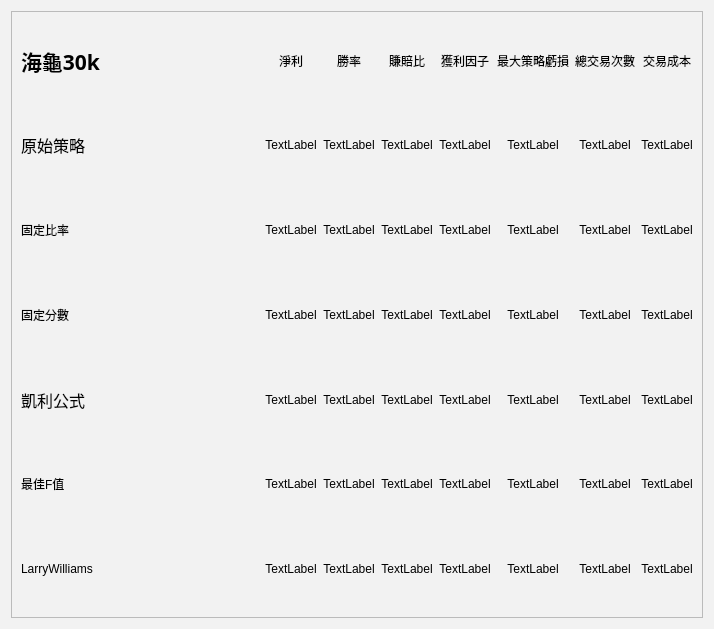
The window that Read_txt_UI.ui (allen93075/Winner) describes before a commit, drawn with Qt 5.
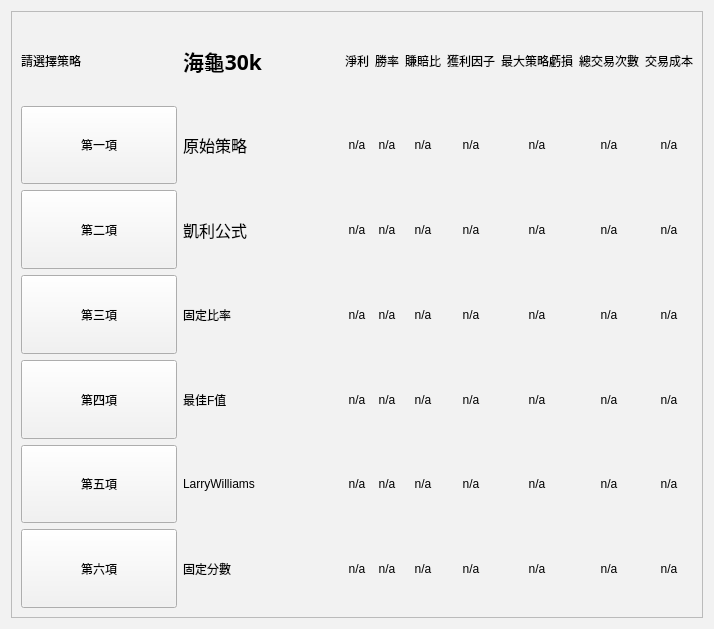
The same window after the commit.

Patch:
```diff
--- a/Read_txt_UI.ui
+++ b/Read_txt_UI.ui
@@ -38,80 +38,7 @@
       <enum>QFrame::Raised</enum>
      </property>
      <layout class="QGridLayout" name="gridLayout">
-      <item row="0" column="0">
-       <layout class="QVBoxLayout" name="verticalLayout">
-        <item>
-         <widget class="QLabel" name="title">
-          <property name="font">
-           <font>
-            <family>微軟正黑體</family>
-            <pointsize>16</pointsize>
-            <weight>75</weight>
-            <bold>true</bold>
-           </font>
-          </property>
-          <property name="text">
-           <string>海龜30k</string>
-          </property>
-         </widget>
-        </item>
-        <item>
-         <widget class="QLabel" name="label_9">
-          <property name="font">
-           <font>
-            <family>微軟正黑體</family>
-            <pointsize>12</pointsize>
-           </font>
-          </property>
-          <property name="text">
-           <string>原始策略</string>
-          </property>
-         </widget>
-        </item>
-        <item>
-         <widget class="QLabel" name="label_18">
-          <property name="text">
-           <string>固定比率</string>
-          </property>
-         </widget>
-        </item>
-        <item>
-         <widget class="QLabel" name="label_8">
-          <property name="text">
-           <string>固定分數</string>
-          </property>
-         </widget>
-        </item>
-        <item>
-         <widget class="QLabel" name="label_10">
-          <property name="font">
-           <font>
-            <family>微軟正黑體</family>
-            <pointsize>12</pointsize>
-           </font>
-          </property>
-          <property name="text">
-           <string>凱利公式</string>
-          </property>
-         </widget>
-        </item>
-        <item>
-         <widget class="QLabel" name="label_19">
-          <property name="text">
-           <string>最佳F值</string>
-          </property>
-         </widget>
-        </item>
-        <item>
-         <widget class="QLabel" name="label_20">
-          <property name="text">
-           <string>LarryWilliams</string>
-          </property>
-         </widget>
-        </item>
-       </layout>
-      </item>
-      <item row="0" column="1">
+      <item row="0" column="2">
        <layout class="QHBoxLayout" name="horizontalLayout_2">
         <item>
          <layout class="QVBoxLayout" name="verticalLayout_3">
@@ -128,27 +55,7 @@
           <item>
            <widget class="QLabel" name="origin1">
             <property name="text">
-             <string>TextLabel</string>
-            </property>
-            <property name="alignment">
-             <set>Qt::AlignCenter</set>
-            </property>
-           </widget>
-          </item>
-          <item>
-           <widget class="QLabel" name="fixratio1">
-            <property name="text">
-             <string>TextLabel</string>
-            </property>
-            <property name="alignment">
-             <set>Qt::AlignCenter</set>
-            </property>
-           </widget>
-          </item>
-          <item>
-           <widget class="QLabel" name="fixfraction1">
-            <property name="text">
-             <string>TextLabel</string>
+             <string>n/a</string>
             </property>
             <property name="alignment">
              <set>Qt::AlignCenter</set>
@@ -158,7 +65,17 @@
           <item>
            <widget class="QLabel" name="kelly1">
             <property name="text">
-             <string>TextLabel</string>
+             <string>n/a</string>
+            </property>
+            <property name="alignment">
+             <set>Qt::AlignCenter</set>
+            </property>
+           </widget>
+          </item>
+          <item>
+           <widget class="QLabel" name="fixratio1">
+            <property name="text">
+             <string>n/a</string>
             </property>
             <property name="alignment">
              <set>Qt::AlignCenter</set>
@@ -168,7 +85,7 @@
           <item>
            <widget class="QLabel" name="optimal1">
             <property name="text">
-             <string>TextLabel</string>
+             <string>n/a</string>
             </property>
             <property name="alignment">
              <set>Qt::AlignCenter</set>
@@ -178,7 +95,17 @@
           <item>
            <widget class="QLabel" name="william1">
             <property name="text">
-             <string>TextLabel</string>
+             <string>n/a</string>
+            </property>
+            <property name="alignment">
+             <set>Qt::AlignCenter</set>
+            </property>
+           </widget>
+          </item>
+          <item>
+           <widget class="QLabel" name="fixfraction1">
+            <property name="text">
+             <string>n/a</string>
             </property>
             <property name="alignment">
              <set>Qt::AlignCenter</set>
@@ -202,27 +129,7 @@
           <item>
            <widget class="QLabel" name="origin2">
             <property name="text">
-             <string>TextLabel</string>
-            </property>
-            <property name="alignment">
-             <set>Qt::AlignCenter</set>
-            </property>
-           </widget>
-          </item>
-          <item>
-           <widget class="QLabel" name="fixratio2">
-            <property name="text">
-             <string>TextLabel</string>
-            </property>
-            <property name="alignment">
-             <set>Qt::AlignCenter</set>
-            </property>
-           </widget>
-          </item>
-          <item>
-           <widget class="QLabel" name="fixfraction2">
-            <property name="text">
-             <string>TextLabel</string>
+             <string>n/a</string>
             </property>
             <property name="alignment">
              <set>Qt::AlignCenter</set>
@@ -232,7 +139,17 @@
           <item>
            <widget class="QLabel" name="kelly2">
             <property name="text">
-             <string>TextLabel</string>
+             <string>n/a</string>
+            </property>
+            <property name="alignment">
+             <set>Qt::AlignCenter</set>
+            </property>
+           </widget>
+          </item>
+          <item>
+           <widget class="QLabel" name="fixratio2">
+            <property name="text">
+             <string>n/a</string>
             </property>
             <property name="alignment">
              <set>Qt::AlignCenter</set>
@@ -242,7 +159,7 @@
           <item>
            <widget class="QLabel" name="optimal2">
             <property name="text">
-             <string>TextLabel</string>
+             <string>n/a</string>
             </property>
             <property name="alignment">
              <set>Qt::AlignCenter</set>
@@ -252,7 +169,17 @@
           <item>
            <widget class="QLabel" name="william2">
             <property name="text">
-             <string>TextLabel</string>
+             <string>n/a</string>
+            </property>
+            <property name="alignment">
+             <set>Qt::AlignCenter</set>
+            </property>
+           </widget>
+          </item>
+          <item>
+           <widget class="QLabel" name="fixfraction2">
+            <property name="text">
+             <string>n/a</string>
             </property>
             <property name="alignment">
              <set>Qt::AlignCenter</set>
@@ -276,27 +203,7 @@
           <item>
            <widget class="QLabel" name="origin3">
             <property name="text">
-             <string>TextLabel</string>
-            </property>
-            <property name="alignment">
-             <set>Qt::AlignCenter</set>
-            </property>
-           </widget>
-          </item>
-          <item>
-           <widget class="QLabel" name="fixratio3">
-            <property name="text">
-             <string>TextLabel</string>
-            </property>
-            <property name="alignment">
-             <set>Qt::AlignCenter</set>
-            </property>
-           </widget>
-          </item>
-          <item>
-           <widget class="QLabel" name="fixfraction3">
-            <property name="text">
-             <string>TextLabel</string>
+             <string>n/a</string>
             </property>
             <property name="alignment">
              <set>Qt::AlignCenter</set>
@@ -306,7 +213,17 @@
           <item>
            <widget class="QLabel" name="kelly3">
             <property name="text">
-             <string>TextLabel</string>
+             <string>n/a</string>
+            </property>
+            <property name="alignment">
+             <set>Qt::AlignCenter</set>
+            </property>
+           </widget>
+          </item>
+          <item>
+           <widget class="QLabel" name="fixratio3">
+            <property name="text">
+             <string>n/a</string>
             </property>
             <property name="alignment">
              <set>Qt::AlignCenter</set>
@@ -316,7 +233,7 @@
           <item>
            <widget class="QLabel" name="optimal3">
             <property name="text">
-             <string>TextLabel</string>
+             <string>n/a</string>
             </property>
             <property name="alignment">
              <set>Qt::AlignCenter</set>
@@ -326,7 +243,17 @@
           <item>
            <widget class="QLabel" name="william3">
             <property name="text">
-             <string>TextLabel</string>
+             <string>n/a</string>
+            </property>
+            <property name="alignment">
+             <set>Qt::AlignCenter</set>
+            </property>
+           </widget>
+          </item>
+          <item>
+           <widget class="QLabel" name="fixfraction3">
+            <property name="text">
+             <string>n/a</string>
             </property>
             <property name="alignment">
              <set>Qt::AlignCenter</set>
@@ -350,27 +277,7 @@
           <item>
            <widget class="QLabel" name="origin4">
             <property name="text">
-             <string>TextLabel</string>
-            </property>
-            <property name="alignment">
-             <set>Qt::AlignCenter</set>
-            </property>
-           </widget>
-          </item>
-          <item>
-           <widget class="QLabel" name="fixratio4">
-            <property name="text">
-             <string>TextLabel</string>
-            </property>
-            <property name="alignment">
-             <set>Qt::AlignCenter</set>
-            </property>
-           </widget>
-          </item>
-          <item>
-           <widget class="QLabel" name="fixfraction4">
-            <property name="text">
-             <string>TextLabel</string>
+             <string>n/a</string>
             </property>
             <property name="alignment">
              <set>Qt::AlignCenter</set>
@@ -380,7 +287,17 @@
           <item>
            <widget class="QLabel" name="kelly4">
             <property name="text">
-             <string>TextLabel</string>
+             <string>n/a</string>
+            </property>
+            <property name="alignment">
+             <set>Qt::AlignCenter</set>
+            </property>
+           </widget>
+          </item>
+          <item>
+           <widget class="QLabel" name="fixratio4">
+            <property name="text">
+             <string>n/a</string>
             </property>
             <property name="alignment">
              <set>Qt::AlignCenter</set>
@@ -390,7 +307,7 @@
           <item>
            <widget class="QLabel" name="optimal4">
             <property name="text">
-             <string>TextLabel</string>
+             <string>n/a</string>
             </property>
             <property name="alignment">
              <set>Qt::AlignCenter</set>
@@ -400,7 +317,17 @@
           <item>
            <widget class="QLabel" name="william4">
             <property name="text">
-             <string>TextLabel</string>
+             <string>n/a</string>
+            </property>
+            <property name="alignment">
+             <set>Qt::AlignCenter</set>
+            </property>
+           </widget>
+          </item>
+          <item>
+           <widget class="QLabel" name="fixfraction4">
+            <property name="text">
+             <string>n/a</string>
             </property>
             <property name="alignment">
              <set>Qt::AlignCenter</set>
@@ -424,27 +351,7 @@
           <item>
            <widget class="QLabel" name="origin5">
             <property name="text">
-             <string>TextLabel</string>
-            </property>
-            <property name="alignment">
-             <set>Qt::AlignCenter</set>
-            </property>
-           </widget>
-          </item>
-          <item>
-           <widget class="QLabel" name="fixratio5">
-            <property name="text">
-             <string>TextLabel</string>
-            </property>
-            <property name="alignment">
-             <set>Qt::AlignCenter</set>
-            </property>
-           </widget>
-          </item>
-          <item>
-           <widget class="QLabel" name="fixfraction5">
-            <property name="text">
-             <string>TextLabel</string>
+             <string>n/a</string>
             </property>
             <property name="alignment">
              <set>Qt::AlignCenter</set>
@@ -454,7 +361,17 @@
           <item>
            <widget class="QLabel" name="kelly5">
             <property name="text">
-             <string>TextLabel</string>
+             <string>n/a</string>
+            </property>
+            <property name="alignment">
+             <set>Qt::AlignCenter</set>
+            </property>
+           </widget>
+          </item>
+          <item>
+           <widget class="QLabel" name="fixratio5">
+            <property name="text">
+             <string>n/a</string>
             </property>
             <property name="alignment">
              <set>Qt::AlignCenter</set>
@@ -464,7 +381,7 @@
           <item>
            <widget class="QLabel" name="optimal5">
             <property name="text">
-             <string>TextLabel</string>
+             <string>n/a</string>
             </property>
             <property name="alignment">
              <set>Qt::AlignCenter</set>
@@ -474,7 +391,17 @@
           <item>
            <widget class="QLabel" name="william5">
             <property name="text">
-             <string>TextLabel</string>
+             <string>n/a</string>
+            </property>
+            <property name="alignment">
+             <set>Qt::AlignCenter</set>
+            </property>
+           </widget>
+          </item>
+          <item>
+           <widget class="QLabel" name="fixfraction5">
+            <property name="text">
+             <string>n/a</string>
             </property>
             <property name="alignment">
              <set>Qt::AlignCenter</set>
@@ -498,27 +425,7 @@
           <item>
            <widget class="QLabel" name="origin6">
             <property name="text">
-             <string>TextLabel</string>
-            </property>
-            <property name="alignment">
-             <set>Qt::AlignCenter</set>
-            </property>
-           </widget>
-          </item>
-          <item>
-           <widget class="QLabel" name="fixratio6">
-            <property name="text">
-             <string>TextLabel</string>
-            </property>
-            <property name="alignment">
-             <set>Qt::AlignCenter</set>
-            </property>
-           </widget>
-          </item>
-          <item>
-           <widget class="QLabel" name="fixfraction6">
-            <property name="text">
-             <string>TextLabel</string>
+             <string>n/a</string>
             </property>
             <property name="alignment">
              <set>Qt::AlignCenter</set>
@@ -528,7 +435,17 @@
           <item>
            <widget class="QLabel" name="kelly6">
             <property name="text">
-             <string>TextLabel</string>
+             <string>n/a</string>
+            </property>
+            <property name="alignment">
+             <set>Qt::AlignCenter</set>
+            </property>
+           </widget>
+          </item>
+          <item>
+           <widget class="QLabel" name="fixratio6">
+            <property name="text">
+             <string>n/a</string>
             </property>
             <property name="alignment">
              <set>Qt::AlignCenter</set>
@@ -538,7 +455,7 @@
           <item>
            <widget class="QLabel" name="optimal6">
             <property name="text">
-             <string>TextLabel</string>
+             <string>n/a</string>
             </property>
             <property name="alignment">
              <set>Qt::AlignCenter</set>
@@ -548,7 +465,17 @@
           <item>
            <widget class="QLabel" name="william6">
             <property name="text">
-             <string>TextLabel</string>
+             <string>n/a</string>
+            </property>
+            <property name="alignment">
+             <set>Qt::AlignCenter</set>
+            </property>
+           </widget>
+          </item>
+          <item>
+           <widget class="QLabel" name="fixfraction6">
+            <property name="text">
+             <string>n/a</string>
             </property>
             <property name="alignment">
              <set>Qt::AlignCenter</set>
@@ -572,27 +499,7 @@
           <item>
            <widget class="QLabel" name="origin7">
             <property name="text">
-             <string>TextLabel</string>
-            </property>
-            <property name="alignment">
-             <set>Qt::AlignCenter</set>
-            </property>
-           </widget>
-          </item>
-          <item>
-           <widget class="QLabel" name="fixratio7">
-            <property name="text">
-             <string>TextLabel</string>
-            </property>
-            <property name="alignment">
-             <set>Qt::AlignCenter</set>
-            </property>
-           </widget>
-          </item>
-          <item>
-           <widget class="QLabel" name="fixfraction7">
-            <property name="text">
-             <string>TextLabel</string>
+             <string>n/a</string>
             </property>
             <property name="alignment">
              <set>Qt::AlignCenter</set>
@@ -602,7 +509,17 @@
           <item>
            <widget class="QLabel" name="kelly7">
             <property name="text">
-             <string>TextLabel</string>
+             <string>n/a</string>
+            </property>
+            <property name="alignment">
+             <set>Qt::AlignCenter</set>
+            </property>
+           </widget>
+          </item>
+          <item>
+           <widget class="QLabel" name="fixratio7">
+            <property name="text">
+             <string>n/a</string>
             </property>
             <property name="alignment">
              <set>Qt::AlignCenter</set>
@@ -612,7 +529,7 @@
           <item>
            <widget class="QLabel" name="optimal7">
             <property name="text">
-             <string>TextLabel</string>
+             <string>n/a</string>
             </property>
             <property name="alignment">
              <set>Qt::AlignCenter</set>
@@ -622,7 +539,17 @@
           <item>
            <widget class="QLabel" name="william7">
             <property name="text">
-             <string>TextLabel</string>
+             <string>n/a</string>
+            </property>
+            <property name="alignment">
+             <set>Qt::AlignCenter</set>
+            </property>
+           </widget>
+          </item>
+          <item>
+           <widget class="QLabel" name="fixfraction7">
+            <property name="text">
+             <string>n/a</string>
             </property>
             <property name="alignment">
              <set>Qt::AlignCenter</set>
@@ -633,6 +560,192 @@
         </item>
        </layout>
       </item>
+      <item row="0" column="1">
+       <layout class="QVBoxLayout" name="verticalLayout">
+        <item>
+         <widget class="QLabel" name="title">
+          <property name="font">
+           <font>
+            <family>微軟正黑體</family>
+            <pointsize>16</pointsize>
+            <weight>75</weight>
+            <bold>true</bold>
+           </font>
+          </property>
+          <property name="text">
+           <string>海龜30k</string>
+          </property>
+         </widget>
+        </item>
+        <item>
+         <widget class="QLabel" name="label_9">
+          <property name="font">
+           <font>
+            <family>微軟正黑體</family>
+            <pointsize>12</pointsize>
+           </font>
+          </property>
+          <property name="text">
+           <string>原始策略</string>
+          </property>
+         </widget>
+        </item>
+        <item>
+         <widget class="QLabel" name="label_10">
+          <property name="font">
+           <font>
+            <family>微軟正黑體</family>
+            <pointsize>12</pointsize>
+           </font>
+          </property>
+          <property name="text">
+           <string>凱利公式</string>
+          </property>
+         </widget>
+        </item>
+        <item>
+         <widget class="QLabel" name="label_18">
+          <property name="text">
+           <string>固定比率</string>
+          </property>
+         </widget>
+        </item>
+        <item>
+         <widget class="QLabel" name="label_19">
+          <property name="text">
+           <string>最佳F值</string>
+          </property>
+         </widget>
+        </item>
+        <item>
+         <widget class="QLabel" name="label_20">
+          <property name="text">
+           <string>LarryWilliams</string>
+          </property>
+         </widget>
+        </item>
+        <item>
+         <widget class="QLabel" name="label_8">
+          <property name="text">
+           <string>固定分數</string>
+          </property>
+         </widget>
+        </item>
+       </layout>
+      </item>
+      <item row="0" column="0">
+       <layout class="QVBoxLayout" name="verticalLayout_2">
+        <item>
+         <widget class="QLabel" name="label_11">
+          <property name="sizePolicy">
+           <sizepolicy hsizetype="Preferred" vsizetype="Preferred">
+            <horstretch>0</horstretch>
+            <verstretch>0</verstretch>
+           </sizepolicy>
+          </property>
+          <property name="text">
+           <string>請選擇策略</string>
+          </property>
+         </widget>
+        </item>
+        <item>
+         <widget class="QToolButton" name="toolButton">
+          <property name="sizePolicy">
+           <sizepolicy hsizetype="Preferred" vsizetype="Preferred">
+            <horstretch>0</horstretch>
+            <verstretch>0</verstretch>
+           </sizepolicy>
+          </property>
+          <property name="text">
+           <string>第一項</string>
+          </property>
+          <property name="toolButtonStyle">
+           <enum>Qt::ToolButtonTextOnly</enum>
+          </property>
+         </widget>
+        </item>
+        <item>
+         <widget class="QToolButton" name="toolButton_2">
+          <property name="sizePolicy">
+           <sizepolicy hsizetype="Preferred" vsizetype="Preferred">
+            <horstretch>0</horstretch>
+            <verstretch>0</verstretch>
+           </sizepolicy>
+          </property>
+          <property name="text">
+           <string>第二項</string>
+          </property>
+          <property name="toolButtonStyle">
+           <enum>Qt::ToolButtonTextOnly</enum>
+          </property>
+         </widget>
+        </item>
+        <item>
+         <widget class="QToolButton" name="toolButton_3">
+          <property name="sizePolicy">
+           <sizepolicy hsizetype="Preferred" vsizetype="Preferred">
+            <horstretch>0</horstretch>
+            <verstretch>0</verstretch>
+           </sizepolicy>
+          </property>
+          <property name="text">
+           <string>第三項</string>
+          </property>
+          <property name="toolButtonStyle">
+           <enum>Qt::ToolButtonTextOnly</enum>
+          </property>
+         </widget>
+        </item>
+        <item>
+         <widget class="QToolButton" name="toolButton_4">
+          <property name="sizePolicy">
+           <sizepolicy hsizetype="Preferred" vsizetype="Preferred">
+            <horstretch>0</horstretch>
+            <verstretch>0</verstretch>
+           </sizepolicy>
+          </property>
+          <property name="text">
+           <string>第四項</string>
+          </property>
+          <property name="toolButtonStyle">
+           <enum>Qt::ToolButtonTextOnly</enum>
+          </property>
+         </widget>
+        </item>
+        <item>
+         <widget class="QToolButton" name="toolButton_5">
+          <property name="sizePolicy">
+           <sizepolicy hsizetype="Preferred" vsizetype="Preferred">
+            <horstretch>0</horstretch>
+            <verstretch>0</verstretch>
+           </sizepolicy>
+          </property>
+          <property name="text">
+           <string>第五項</string>
+          </property>
+          <property name="toolButtonStyle">
+           <enum>Qt::ToolButtonTextOnly</enum>
+          </property>
+         </widget>
+        </item>
+        <item>
+         <widget class="QToolButton" name="toolButton_6">
+          <property name="sizePolicy">
+           <sizepolicy hsizetype="Preferred" vsizetype="Preferred">
+            <horstretch>0</horstretch>
+            <verstretch>0</verstretch>
+           </sizepolicy>
+          </property>
+          <property name="text">
+           <string>第六項</string>
+          </property>
+          <property name="toolButtonStyle">
+           <enum>Qt::ToolButtonTextOnly</enum>
+          </property>
+         </widget>
+        </item>
+       </layout>
+      </item>
      </layout>
     </widget>
    </item>
```
